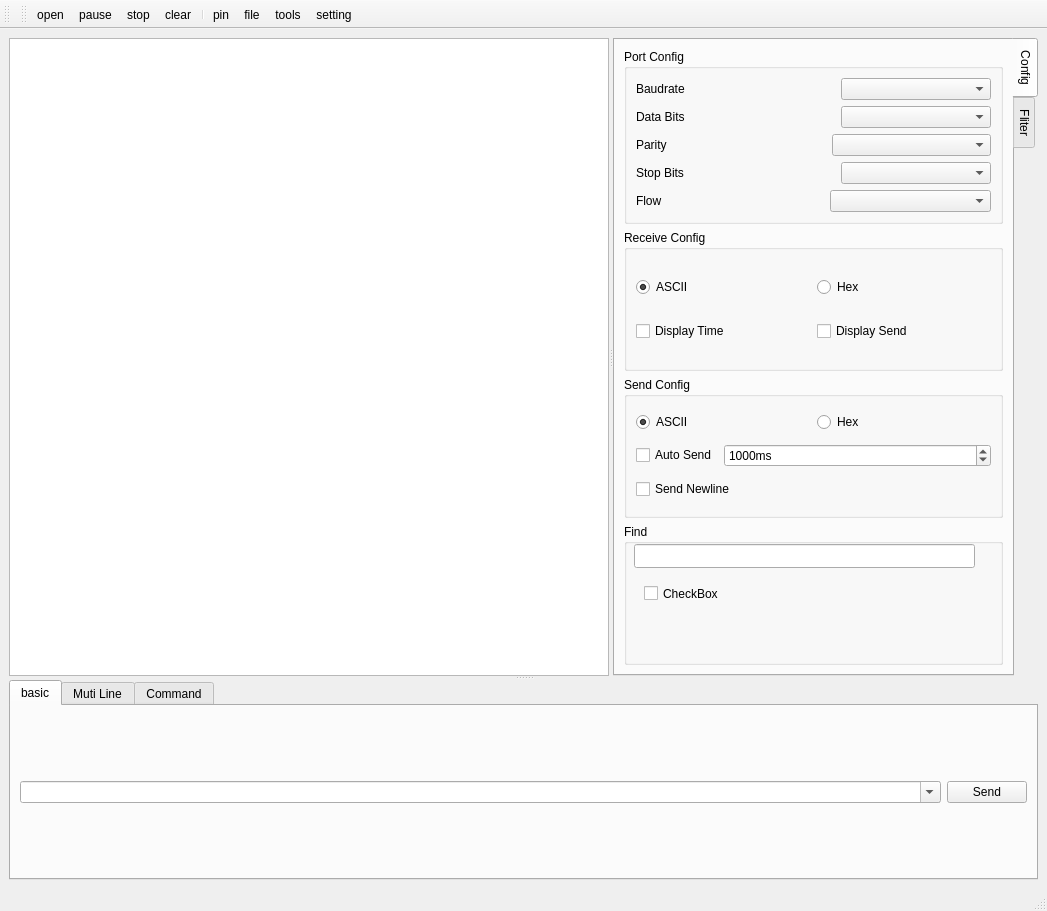
First picture: the form in ui/mainWindow.ui, repository cocom-official/CoCOM, before the edit.
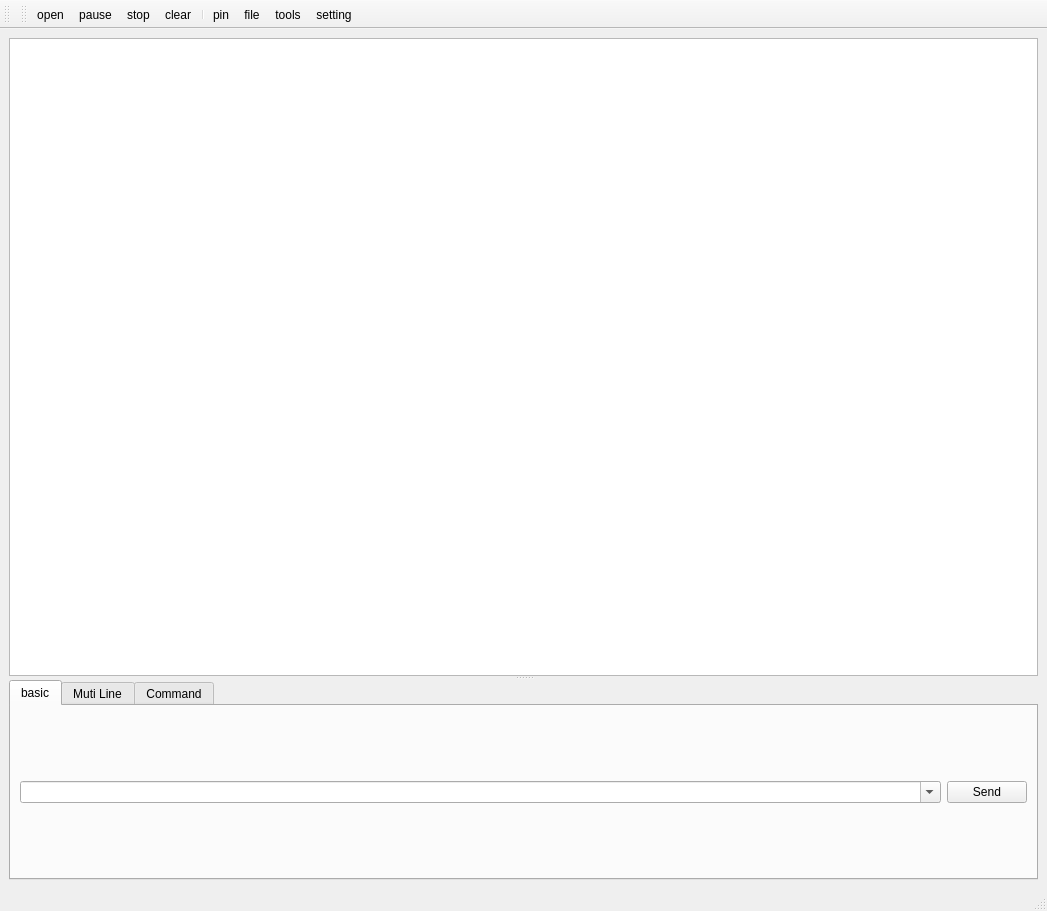
Second picture: the form after the edit. Icons and pictures are not drawn.

Diff of the .ui file:
```diff
--- a/ui/mainWindow.ui
+++ b/ui/mainWindow.ui
@@ -20,383 +20,19 @@
    </size>
   </property>
   <widget class="QWidget" name="centralwidget">
-   <layout class="QHBoxLayout" name="horizontalLayout">
+   <layout class="QVBoxLayout" name="verticalLayout">
     <item>
      <widget class="QSplitter" name="horizontalSplitter">
       <property name="orientation">
        <enum>Qt::Vertical</enum>
       </property>
-      <widget class="QSplitter" name="verticalSplitter">
-       <property name="orientation">
-        <enum>Qt::Horizontal</enum>
+      <widget class="QTextBrowser" name="outputTextBrowser">
+       <property name="minimumSize">
+        <size>
+         <width>600</width>
+         <height>0</height>
+        </size>
        </property>
-       <property name="childrenCollapsible">
-        <bool>false</bool>
-       </property>
-       <widget class="QTextBrowser" name="outputTextBrowser">
-        <property name="minimumSize">
-         <size>
-          <width>600</width>
-          <height>0</height>
-         </size>
-        </property>
-       </widget>
-       <widget class="QTabWidget" name="configTabWidget">
-        <property name="minimumSize">
-         <size>
-          <width>0</width>
-          <height>0</height>
-         </size>
-        </property>
-        <property name="tabPosition">
-         <enum>QTabWidget::East</enum>
-        </property>
-        <property name="currentIndex">
-         <number>0</number>
-        </property>
-        <widget class="QWidget" name="configTab">
-         <attribute name="title">
-          <string>Config</string>
-         </attribute>
-         <layout class="QVBoxLayout" name="verticalLayout_4">
-          <item>
-           <widget class="QGroupBox" name="groupBox">
-            <property name="title">
-             <string>Port Config</string>
-            </property>
-            <layout class="QVBoxLayout" name="verticalLayout">
-             <item>
-              <layout class="QHBoxLayout" name="horizontalLayout_5">
-               <item>
-                <widget class="QLabel" name="label_2">
-                 <property name="text">
-                  <string>Baudrate</string>
-                 </property>
-                </widget>
-               </item>
-               <item>
-                <spacer name="horizontalSpacer">
-                 <property name="orientation">
-                  <enum>Qt::Horizontal</enum>
-                 </property>
-                 <property name="sizeHint" stdset="0">
-                  <size>
-                   <width>40</width>
-                   <height>20</height>
-                  </size>
-                 </property>
-                </spacer>
-               </item>
-               <item>
-                <widget class="QComboBox" name="baudrateComboBox">
-                 <property name="sizePolicy">
-                  <sizepolicy hsizetype="Expanding" vsizetype="Fixed">
-                   <horstretch>0</horstretch>
-                   <verstretch>0</verstretch>
-                  </sizepolicy>
-                 </property>
-                 <property name="editable">
-                  <bool>false</bool>
-                 </property>
-                </widget>
-               </item>
-              </layout>
-             </item>
-             <item>
-              <layout class="QHBoxLayout" name="horizontalLayout_6">
-               <item>
-                <widget class="QLabel" name="label_3">
-                 <property name="text">
-                  <string>Data Bits</string>
-                 </property>
-                </widget>
-               </item>
-               <item>
-                <spacer name="horizontalSpacer_3">
-                 <property name="orientation">
-                  <enum>Qt::Horizontal</enum>
-                 </property>
-                 <property name="sizeHint" stdset="0">
-                  <size>
-                   <width>40</width>
-                   <height>20</height>
-                  </size>
-                 </property>
-                </spacer>
-               </item>
-               <item>
-                <widget class="QComboBox" name="dataBitsComboBox">
-                 <property name="sizePolicy">
-                  <sizepolicy hsizetype="Expanding" vsizetype="Fixed">
-                   <horstretch>0</horstretch>
-                   <verstretch>0</verstretch>
-                  </sizepolicy>
-                 </property>
-                </widget>
-               </item>
-              </layout>
-             </item>
-             <item>
-              <layout class="QHBoxLayout" name="horizontalLayout_8">
-               <item>
-                <widget class="QLabel" name="label_5">
-                 <property name="text">
-                  <string>Parity</string>
-                 </property>
-                </widget>
-               </item>
-               <item>
-                <spacer name="horizontalSpacer_4">
-                 <property name="orientation">
-                  <enum>Qt::Horizontal</enum>
-                 </property>
-                 <property name="sizeHint" stdset="0">
-                  <size>
-                   <width>40</width>
-                   <height>20</height>
-                  </size>
-                 </property>
-                </spacer>
-               </item>
-               <item>
-                <widget class="QComboBox" name="parityComboBox">
-                 <property name="sizePolicy">
-                  <sizepolicy hsizetype="Expanding" vsizetype="Fixed">
-                   <horstretch>0</horstretch>
-                   <verstretch>0</verstretch>
-                  </sizepolicy>
-                 </property>
-                </widget>
-               </item>
-              </layout>
-             </item>
-             <item>
-              <layout class="QHBoxLayout" name="horizontalLayout_7">
-               <item>
-                <widget class="QLabel" name="label_4">
-                 <property name="text">
-                  <string>Stop Bits</string>
-                 </property>
-                </widget>
-               </item>
-               <item>
-                <spacer name="horizontalSpacer_5">
-                 <property name="orientation">
-                  <enum>Qt::Horizontal</enum>
-                 </property>
-                 <property name="sizeHint" stdset="0">
-                  <size>
-                   <width>40</width>
-                   <height>20</height>
-                  </size>
-                 </property>
-                </spacer>
-               </item>
-               <item>
-                <widget class="QComboBox" name="stopBitsComboBox">
-                 <property name="sizePolicy">
-                  <sizepolicy hsizetype="Expanding" vsizetype="Fixed">
-                   <horstretch>0</horstretch>
-                   <verstretch>0</verstretch>
-                  </sizepolicy>
-                 </property>
-                </widget>
-               </item>
-              </layout>
-             </item>
-             <item>
-              <layout class="QHBoxLayout" name="horizontalLayout_9">
-               <item>
-                <widget class="QLabel" name="label_6">
-                 <property name="text">
-                  <string>Flow</string>
-                 </property>
-                </widget>
-               </item>
-               <item>
-                <spacer name="horizontalSpacer_6">
-                 <property name="orientation">
-                  <enum>Qt::Horizontal</enum>
-                 </property>
-                 <property name="sizeHint" stdset="0">
-                  <size>
-                   <width>40</width>
-                   <height>20</height>
-                  </size>
-                 </property>
-                </spacer>
-               </item>
-               <item>
-                <widget class="QComboBox" name="flowComboBox">
-                 <property name="sizePolicy">
-                  <sizepolicy hsizetype="Expanding" vsizetype="Fixed">
-                   <horstretch>0</horstretch>
-                   <verstretch>0</verstretch>
-                  </sizepolicy>
-                 </property>
-                </widget>
-               </item>
-              </layout>
-             </item>
-            </layout>
-           </widget>
-          </item>
-          <item>
-           <widget class="QGroupBox" name="groupBox_3">
-            <property name="title">
-             <string>Receive Config</string>
-            </property>
-            <layout class="QVBoxLayout" name="verticalLayout_2">
-             <item>
-              <layout class="QHBoxLayout" name="horizontalLayout_10">
-               <item>
-                <widget class="QRadioButton" name="receiveTextRadioButton">
-                 <property name="text">
-                  <string>ASCII</string>
-                 </property>
-                 <property name="checked">
-                  <bool>true</bool>
-                 </property>
-                </widget>
-               </item>
-               <item>
-                <widget class="QRadioButton" name="receiveHexRadioButton">
-                 <property name="text">
-                  <string>Hex</string>
-                 </property>
-                </widget>
-               </item>
-              </layout>
-             </item>
-             <item>
-              <layout class="QHBoxLayout" name="horizontalLayout_13">
-               <item>
-                <widget class="QCheckBox" name="displayTimeCheckBox">
-                 <property name="text">
-                  <string>Display Time</string>
-                 </property>
-                </widget>
-               </item>
-               <item>
-                <widget class="QCheckBox" name="displaySendCheckBox">
-                 <property name="text">
-                  <string>Display Send</string>
-                 </property>
-                </widget>
-               </item>
-              </layout>
-             </item>
-            </layout>
-           </widget>
-          </item>
-          <item>
-           <widget class="QGroupBox" name="groupBox_2">
-            <property name="title">
-             <string>Send Config</string>
-            </property>
-            <layout class="QVBoxLayout" name="verticalLayout_3">
-             <item>
-              <layout class="QHBoxLayout" name="horizontalLayout_11">
-               <item>
-                <widget class="QRadioButton" name="sendTextRadioButton">
-                 <property name="text">
-                  <string>ASCII</string>
-                 </property>
-                 <property name="checked">
-                  <bool>true</bool>
-                 </property>
-                </widget>
-               </item>
-               <item>
-                <widget class="QRadioButton" name="sendHexRadioButton">
-                 <property name="text">
-                  <string>Hex</string>
-                 </property>
-                </widget>
-               </item>
-              </layout>
-             </item>
-             <item>
-              <layout class="QHBoxLayout" name="horizontalLayout_12">
-               <item>
-                <widget class="QCheckBox" name="audoSendCheckBox">
-                 <property name="text">
-                  <string>Auto Send</string>
-                 </property>
-                </widget>
-               </item>
-               <item>
-                <widget class="QSpinBox" name="autoSendSpinBox">
-                 <property name="sizePolicy">
-                  <sizepolicy hsizetype="Expanding" vsizetype="Fixed">
-                   <horstretch>0</horstretch>
-                   <verstretch>0</verstretch>
-                  </sizepolicy>
-                 </property>
-                 <property name="suffix">
-                  <string>ms</string>
-                 </property>
-                 <property name="minimum">
-                  <number>1</number>
-                 </property>
-                 <property name="maximum">
-                  <number>3600000</number>
-                 </property>
-                 <property name="value">
-                  <number>1000</number>
-                 </property>
-                </widget>
-               </item>
-              </layout>
-             </item>
-             <item>
-              <widget class="QCheckBox" name="checkBox">
-               <property name="text">
-                <string>Send Newline</string>
-               </property>
-              </widget>
-             </item>
-            </layout>
-           </widget>
-          </item>
-          <item>
-           <widget class="QGroupBox" name="groupBox_4">
-            <property name="title">
-             <string>Find</string>
-            </property>
-            <widget class="QCheckBox" name="checkBox_2">
-             <property name="geometry">
-              <rect>
-               <x>20</x>
-               <y>60</y>
-               <width>87</width>
-               <height>19</height>
-              </rect>
-             </property>
-             <property name="text">
-              <string>CheckBox</string>
-             </property>
-            </widget>
-            <widget class="QLineEdit" name="lineEdit_11">
-             <property name="geometry">
-              <rect>
-               <x>10</x>
-               <y>20</y>
-               <width>341</width>
-               <height>24</height>
-              </rect>
-             </property>
-            </widget>
-           </widget>
-          </item>
-         </layout>
-        </widget>
-        <widget class="QWidget" name="fliterTab">
-         <attribute name="title">
-          <string>Fliter</string>
-         </attribute>
-        </widget>
-       </widget>
       </widget>
       <widget class="QTabWidget" name="inputTabWidget">
        <property name="maximumSize">
```
Left out of the diff: 2 changed lines with no effect on the pictures.
